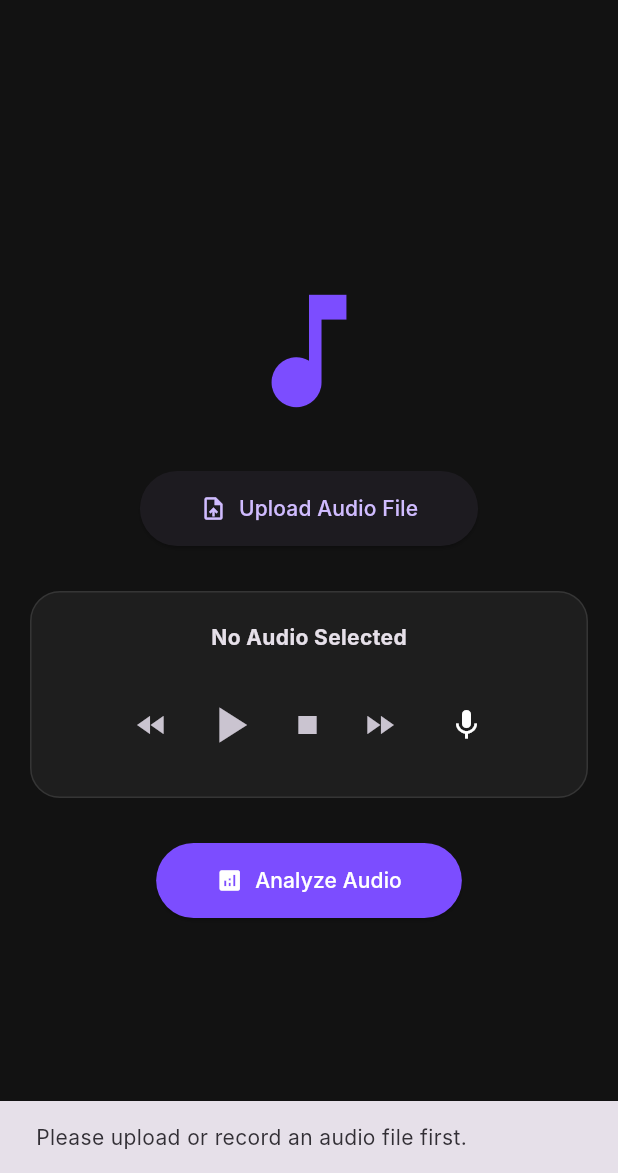
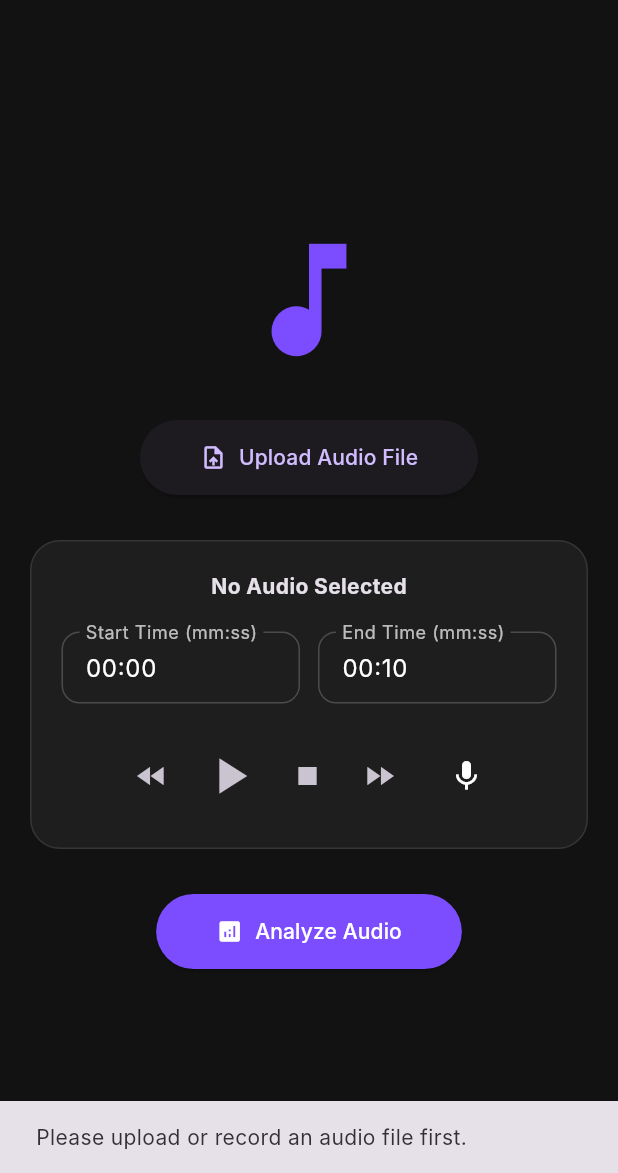
Before and after one commit to eddyai007-golden/chordsense-ai, a Flutter app: the screen it shows after launch, after a tap on "Analyze Audio", on a phone screen of 412 x 824 dp, the part 63-1236 px from its top. Run offline on Flutter 3.47's test engine with Material 3 defaults, Android fonts, the phone set to English and light mode, and no system bars; our stand-ins replace audioplayers, file_picker; missing offline and left inert: record; Roboto replaces fonts that are missing (Inter).

Commit message:
Add start and end time support

```diff
--- a/frontend/lib/main.dart
+++ b/frontend/lib/main.dart
@@ -7,6 +7,7 @@ import 'package:flutter/foundation.dart';
 import 'package:audioplayers/audioplayers.dart';
 import 'package:record/record.dart';
 import 'package:path_provider/path_provider.dart';
+import 'utils/time_converter.dart';
 
 void main() {
   runApp(const ChordSenseApp());
@@ -43,10 +44,16 @@ class _HomeScreenState extends State<HomeScreen> {
   final AudioPlayer _audioPlayer = AudioPlayer();
   final AudioRecorder _record = AudioRecorder();
 
-  bool _isRecording = false;
-  bool _isPlaying = false;
-  String? _audioPath;
-  Uint8List? _webAudioBytes;
+bool _isRecording = false;
+bool _isPlaying = false;
+String? _audioPath;
+Uint8List? _webAudioBytes;
+
+final TextEditingController _startController =
+    TextEditingController(text: "00:00");
+
+final TextEditingController _endController =
+    TextEditingController(text: "00:10");
 
   @override
   void initState() {
@@ -64,6 +71,8 @@ class _HomeScreenState extends State<HomeScreen> {
   void dispose() {
     _audioPlayer.dispose();
     _record.dispose();
+    _startController.dispose();
+    _endController.dispose();
     super.dispose();
   }
 
@@ -114,8 +123,27 @@ class _HomeScreenState extends State<HomeScreen> {
   }
 
   Future<void> _analyzeAudio() async {
+    print("I ENTERED _analyzeAudio()");
+    print("kIsWeb = $kIsWeb");
+print("_webAudioBytes is null = ${_webAudioBytes == null}");
+print("_audioPath = $_audioPath");
     if (_audioPath == null && _webAudioBytes == null) {
       _showError('Please upload or record an audio file first.');
+      return;
+    }
+
+    int startSeconds;
+    int endSeconds;
+    try {
+      startSeconds = parseTime(_startController.text).inSeconds;
+      endSeconds = parseTime(_endController.text).inSeconds;
+    } catch (e) {
+      _showError('Please enter valid Start/End times in mm:ss format.');
+      return;
+    }
+
+    if (endSeconds <= startSeconds) {
+      _showError('End Time must be after Start Time.');
       return;
     }
 
@@ -127,15 +155,41 @@ class _HomeScreenState extends State<HomeScreen> {
     String baseUrl = 'https://chordsense-ai-backend.onrender.com';
       var request = http.MultipartRequest('POST', Uri.parse('$baseUrl/analyze/file'));
 
+      request.fields['start_time'] = startSeconds.toString();
+      request.fields['end_time'] = endSeconds.toString();
+
       if (kIsWeb && _webAudioBytes != null) {
-         request.files.add(http.MultipartFile.fromBytes('file', _webAudioBytes!, filename: _audioPath ?? 'audio.mp3'));
-      } else {
-         request.files.add(await http.MultipartFile.fromPath('file', _audioPath!));
-      }
+  print("ADDING WEB FILE");
 
+  request.files.add(
+    http.MultipartFile.fromBytes(
+      'file',
+      _webAudioBytes!,
+      filename: _audioPath ?? 'audio.mp3',
+    ),
+  );
+
+  print("WEB FILE ADDED");
+
+} else {
+
+  print("ADDING LOCAL FILE");
+
+  request.files.add(
+    await http.MultipartFile.fromPath(
+      'file',
+      _audioPath!,
+    ),
+  );
+
+  print("LOCAL FILE ADDED");
+}
+      print("SENDING REQUEST...");
       var response = await request.send();
+      print("STATUS CODE = ${response.statusCode}");
       if (response.statusCode == 200) {
         var responseData = await response.stream.bytesToString();
+        print(responseData);
         var jsonResult = jsonDecode(responseData);
 
         if (!mounted) return;
@@ -214,6 +268,57 @@ class _HomeScreenState extends State<HomeScreen> {
                       child: Column(
                         children: [
                           Text(_audioPath != null ? "Audio Ready" : "No Audio Selected", style: const TextStyle(fontWeight: FontWeight.bold)),
+                          const SizedBox(height: 20),
+                          Row(
+                            crossAxisAlignment: CrossAxisAlignment.start,
+                            children: [
+                              Expanded(
+                                child: TextField(
+                                  controller: _startController,
+                                  keyboardType: TextInputType.datetime,
+                                  style: const TextStyle(color: Colors.white),
+                                  decoration: InputDecoration(
+                                    labelText: 'Start Time (mm:ss)',
+                                    labelStyle: const TextStyle(color: Colors.white70),
+                                    hintText: '00:00',
+                                    hintStyle: const TextStyle(color: Colors.white38),
+                                    enabledBorder: OutlineInputBorder(
+                                      borderRadius: BorderRadius.circular(12),
+                                      borderSide: BorderSide(color: Colors.white.withOpacity(0.2)),
+                                    ),
+                                    focusedBorder: OutlineInputBorder(
+                                      borderRadius: BorderRadius.circular(12),
+                                      borderSide: const BorderSide(color: Colors.deepPurpleAccent),
+                                    ),
+                                    contentPadding: const EdgeInsets.symmetric(horizontal: 12, vertical: 10),
+                                  ),
+                                ),
+                              ),
+                              const SizedBox(width: 12),
+                              Expanded(
+                                child: TextField(
+                                  controller: _endController,
+                                  keyboardType: TextInputType.datetime,
+                                  style: const TextStyle(color: Colors.white),
+                                  decoration: InputDecoration(
+                                    labelText: 'End Time (mm:ss)',
+                                    labelStyle: const TextStyle(color: Colors.white70),
+                                    hintText: '00:10',
+                                    hintStyle: const TextStyle(color: Colors.white38),
+                                    enabledBorder: OutlineInputBorder(
+                                      borderRadius: BorderRadius.circular(12),
+                                      borderSide: BorderSide(color: Colors.white.withOpacity(0.2)),
+                                    ),
+                                    focusedBorder: OutlineInputBorder(
+                                      borderRadius: BorderRadius.circular(12),
+                                      borderSide: const BorderSide(color: Colors.deepPurpleAccent),
+                                    ),
+                                    contentPadding: const EdgeInsets.symmetric(horizontal: 12, vertical: 10),
+                                  ),
+                                ),
+                              ),
+                            ],
+                          ),
                           const SizedBox(height: 20),
                           Row(
                             mainAxisAlignment: MainAxisAlignment.center,
```
Also changed, not shown: 3 other files.
